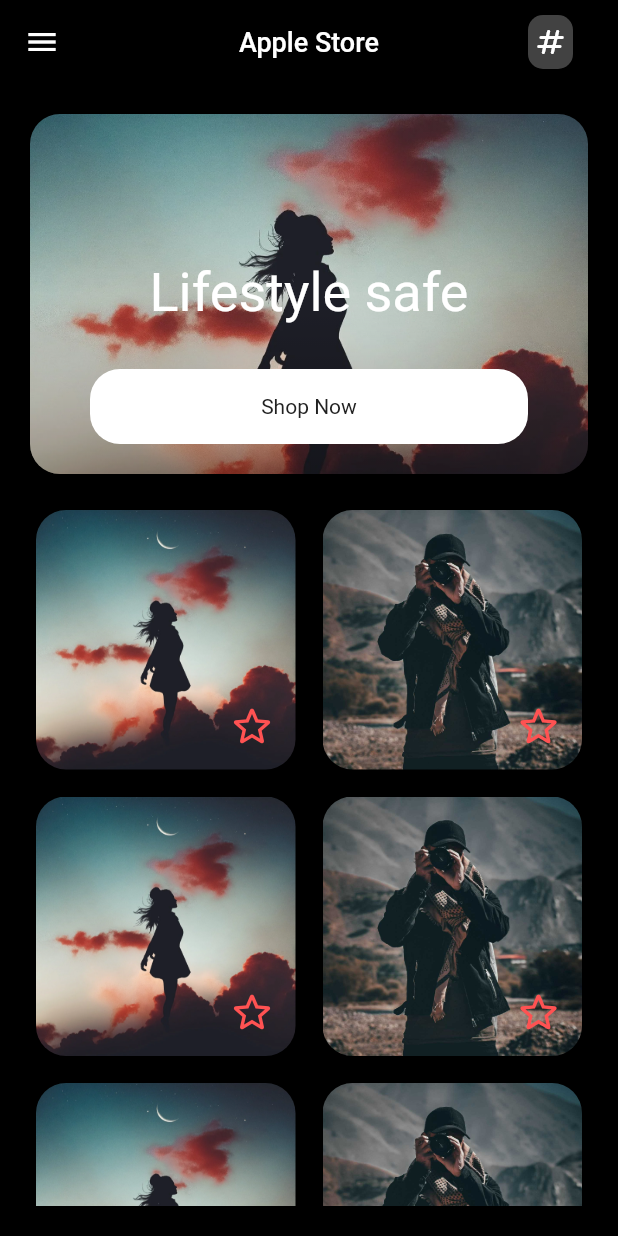
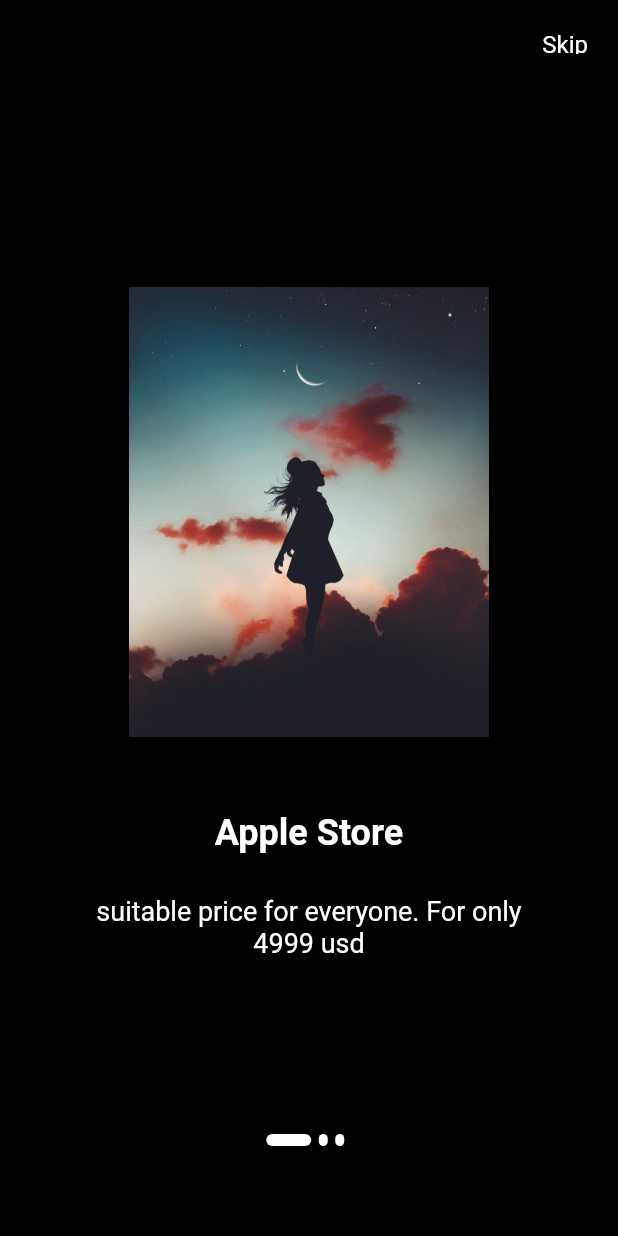
Before and after one commit to boburconquerer/First-project-on-dart, a Flutter app: the screen it shows after launch, on a phone screen of 412 x 824 dp. Run offline on Flutter 3.47's test engine with Material 3 defaults, Android fonts, the phone set to English and light mode, and no system bars; our stand-ins replace flutter_speed_dial; missing offline and left inert: dart:js_interop; key blocks and very long unbroken strings in the code were emptied for the run.

Commit message:
dart intro:)

```diff
--- a/lib/main.dart
+++ b/lib/main.dart
@@ -12,6 +12,7 @@
 import 'package:mydemo1/pages/button_page.dart';
 import 'package:mydemo1/pages/follow_page.dart';
 import 'package:mydemo1/pages/home_page.dart';
+import 'package:mydemo1/pages/intermadiate/app_intro_ui.dart';
 import 'package:mydemo1/pages/intermadiate/login_ui.dart';
 import 'package:mydemo1/pages/intermadiate/shop_ui.dart';
 import 'package:mydemo1/pages/new_page.dart';
@@ -42,8 +43,9 @@
         colorScheme: ColorScheme.fromSeed(seedColor: Colors.deepPurple),
         useMaterial3: false,
       ),
-      home:const ShopUI(),
+      home:const AppIntroUI(),
       routes: {
+        ShopUI.id: (context) => const ShopUI(),
         LoginUI.id: (context) => const LoginUI(),
         SignUpOne.id: (context) => const SignUpOne(),
         PageOne.id: (context) => const PageOne(),
--- /dev/null
+++ b/lib/pages/intermadiate/app_intro_ui.dart
@@ -0,0 +1,153 @@
+import 'package:flutter/material.dart';
+import 'package:mydemo1/pages/intermadiate/shop_ui.dart';
+
+class AppIntroUI extends StatefulWidget {
+  const AppIntroUI({super.key});
+
+  @override
+  State<AppIntroUI> createState() => _AppIntroUIState();
+  static const String id = "AppIntroUI";
+}
+
+class _AppIntroUIState extends State<AppIntroUI> {
+
+  late PageController _pageController;
+  int currentIndex = 0;
+
+  @override
+  void initState() {
+    _pageController = PageController(
+      initialPage: 0
+    );
+    super.initState();
+  }
+
+  @override
+  void dispose() {
+    _pageController.dispose();
+    super.dispose();
+  }
+
+  @override
+  Widget build(BuildContext context) {
+    return Scaffold(
+
+      backgroundColor: Colors.black,
+      appBar: AppBar(
+        backgroundColor: Colors.black,
+        actions: [
+          GestureDetector(
+            onTap: (){
+              Navigator.pushNamed(context, ShopUI.id);
+            },
+            child: Padding(
+              padding: EdgeInsets.all(20),
+              child: Text("Skip", style: TextStyle(color: Colors.white, fontSize: 16, fontWeight: FontWeight.w400),),
+            ),
+          )
+        ],
+      ),
+
+      body: Stack(
+        alignment: Alignment.bottomCenter,
+        children: [
+
+          PageView(
+            onPageChanged: (int page){
+              setState(() {
+                currentIndex = page;
+              });
+            },
+            controller: _pageController,
+            children: [
+
+              makePage(
+                image: "assets/images/giel.png",
+                title: "Apple Store",
+                content: "suitable price for everyone. For only 4999 usd"
+              ),
+              makePage(
+                image: "assets/images/profile-picture.jpeg",
+                title: "Apple Store",
+                content: "suitable price for everyone. For only 3999 usd"
+              ),
+              makePage(
+                image: "assets/images/insta.png",
+                title: "Apple Store",
+                content: "suitable price for everyone. For only 3989 usd"
+              )
+            ],
+          ),
+
+          Container(
+            margin: EdgeInsets.only(bottom: 60),
+            child: Row(
+              mainAxisAlignment: MainAxisAlignment.center,
+              children: _builderIndicator(),
+            ),
+          )
+
+        ],
+      ),
+
+    );
+  }
+
+  Widget makePage({image, title, content, reverse=false}) {
+    return Container(
+      padding: EdgeInsets.only(left: 50, right: 50, bottom: 50),
+      child: Column(
+        mainAxisAlignment: MainAxisAlignment.center,
+        children: <Widget> [
+
+          Column(
+            children: <Widget>[
+              Padding(
+                  padding: EdgeInsets.symmetric(horizontal: 20),
+                child: Image.asset(image, height: 300, width: 280,),
+              ),
+              SizedBox(height: 50,)
+            ],
+          ),
+
+          Text(title, style: TextStyle(color: Colors.white, fontSize: 24, fontWeight: FontWeight.bold),),
+
+          SizedBox(height: 28,),
+
+          Text(content, textAlign: TextAlign.center, style: TextStyle(
+            color: Colors.white,
+            fontSize: 18,
+            fontWeight: FontWeight.w400
+          ),)
+
+        ],
+      ),
+    );
+  }
+
+  Widget _indicator(bool isActive) {
+    return AnimatedContainer(
+        duration: Duration(milliseconds: 200),
+      height: 8,
+      width: isActive? 30:6,
+      margin: EdgeInsets.only(right: 5),
+      decoration: BoxDecoration(
+        color: Colors.white,
+        borderRadius: BorderRadius.circular(20)
+      ),
+    );
+  }
+
+  List<Widget> _builderIndicator() {
+    List<Widget> indicators = [];
+    for (int i = 0; i < 3; i++){
+      if (currentIndex == i){
+        indicators.add(_indicator(true));
+      } else {
+        indicators.add(_indicator(false));
+      }
+    }
+    return indicators;
+  }
+
+}
--- a/lib/pages/intermadiate/shop_ui.dart
+++ b/lib/pages/intermadiate/shop_ui.dart
@@ -1,5 +1,3 @@
-
-
 import 'package:flutter/material.dart';
 
 class ShopUI extends StatefulWidget {
```
